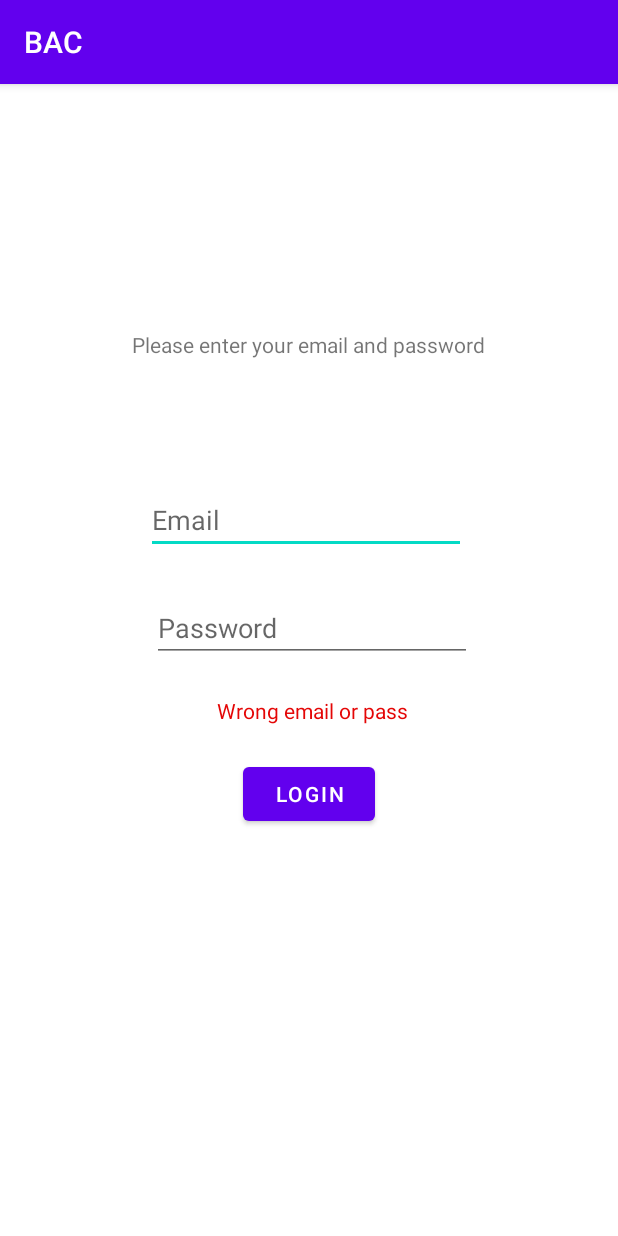
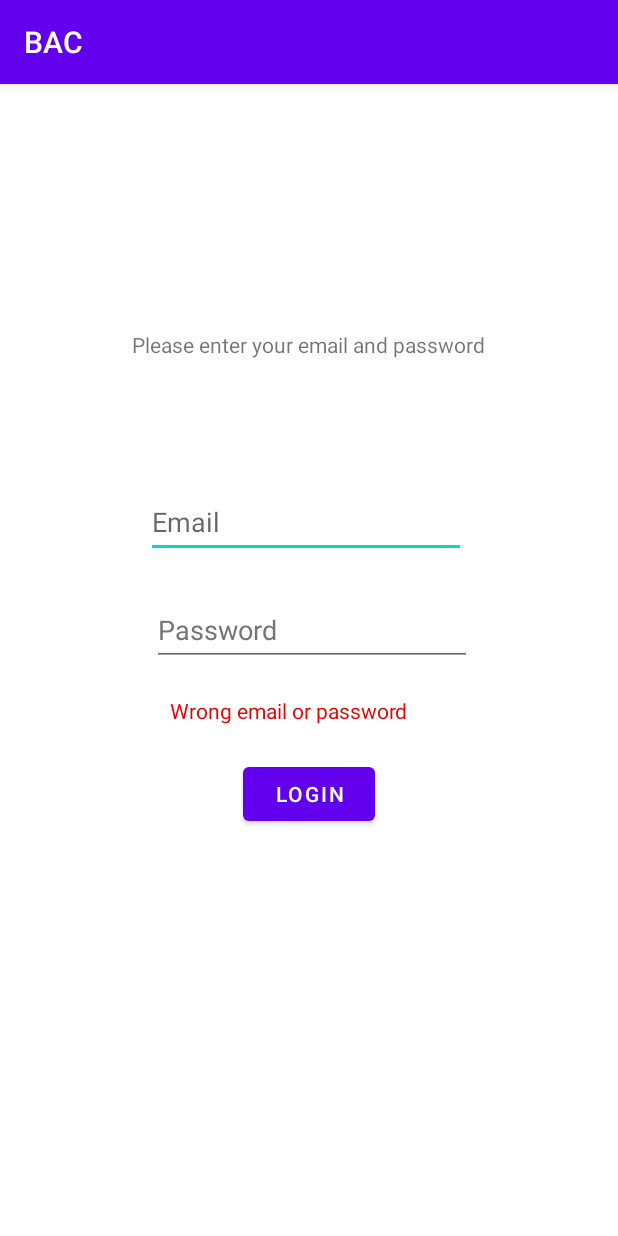
Before and after one commit to Sindahlof/BAC, an Android app: the screen it shows after launch (MainActivity), after a tap on "LOGIN", on a phone screen of 412 x 824 dp. Run offline under Robolectric (Android 15) with nearby library versions, the phone set to English and light mode, and no system bars.

Commit message:
minor fixes to XML file

```diff
--- a/app/src/main/res/layout/activity_main.xml
+++ b/app/src/main/res/layout/activity_main.xml
@@ -22,7 +22,7 @@
         android:layout_width="wrap_content"
         android:layout_height="wrap_content"
         android:layout_marginTop="164dp"
-        android:text="Please enter your email and password"
+        android:text="@string/please_enter_your_email_and_password"
         app:layout_constraintEnd_toEndOf="parent"
         app:layout_constraintHorizontal_bias="0.497"
         app:layout_constraintStart_toStartOf="parent"
@@ -36,8 +36,9 @@
         android:layout_marginTop="268dp"
         android:layout_marginEnd="101dp"
         android:ems="10"
-        android:hint="Email"
+        android:hint="@string/email"
         android:inputType="textEmailAddress"
+        android:minHeight="48dp"
         app:layout_constraintEnd_toEndOf="parent"
         app:layout_constraintHorizontal_bias="1.0"
         app:layout_constraintStart_toStartOf="parent"
@@ -51,8 +52,10 @@
         android:layout_marginTop="340dp"
         android:layout_marginEnd="49dp"
         android:ems="10"
-        android:hint="Password"
+        android:hint="@string/password"
         android:inputType="textPassword"
+        android:minHeight="48dp"
+        android:textColorHint="#757575"
         app:layout_constraintEnd_toEndOf="parent"
         app:layout_constraintHorizontal_bias="0.0"
         app:layout_constraintStart_toStartOf="parent"
@@ -64,7 +67,7 @@
         android:layout_height="wrap_content"
         android:layout_marginTop="408dp"
         android:layout_marginEnd="140dp"
-        android:text="Wrong email or pass"
+        android:text="@string/wrong_email_or_password"
         android:textColor="#E40606"
         app:layout_constraintEnd_toEndOf="parent"
         app:layout_constraintTop_toTopOf="parent" />
--- a/app/src/main/res/values/strings.xml
+++ b/app/src/main/res/values/strings.xml
@@ -6,4 +6,8 @@
     <string name="please_enter_your_email_and_password_to_login">Please enter your email and password to login</string>
     <string name="button">Button</string>
     <string name="login">login</string>
+    <string name="please_enter_your_email_and_password">Please enter your email and password</string>
+    <string name="email">Email</string>
+    <string name="password">Password</string>
+    <string name="wrong_email_or_password">Wrong email or password</string>
 </resources>
```
